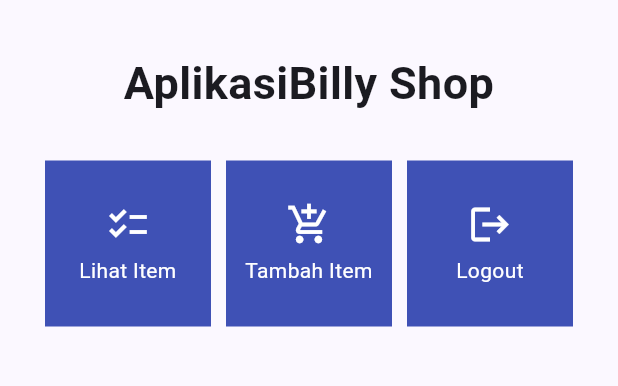
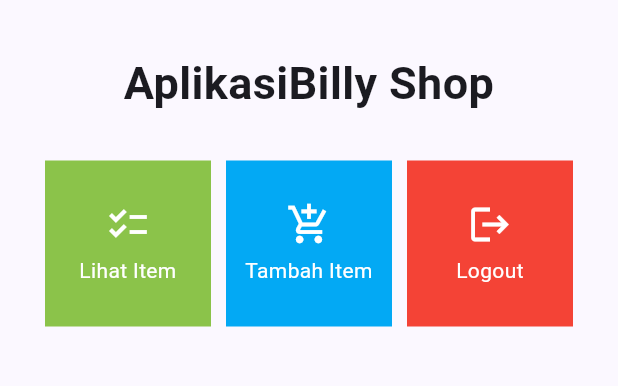
Before and after one commit to luhurbilly/aplikasi-billy-mobile, a Flutter app: the screen it shows after launch, on a phone screen of 412 x 824 dp, the part 63-449 px from its top. Run offline on Flutter 3.47's test engine with Material 2 defaults, Android fonts, the phone set to English and light mode, and no system bars.

Commit message:
TUGAS 7 : Done

```diff
--- a/lib/menu.dart
+++ b/lib/menu.dart
@@ -4,9 +4,9 @@
   MyHomePage({Key? key}) : super(key: key);
 
   final List<ShopItem> items = [
-    ShopItem("Lihat Item", Icons.checklist),
-    ShopItem("Tambah Item", Icons.add_shopping_cart),
-    ShopItem("Logout", Icons.logout),
+    ShopItem("Lihat Item", Icons.checklist, Colors.lightGreen),
+    ShopItem("Tambah Item", Icons.add_shopping_cart, Colors.lightBlue),
+    ShopItem("Logout", Icons.logout, Colors.red),
   ];
 
   @override
@@ -61,8 +61,9 @@
 class ShopItem {
   final String name;
   final IconData icon;
+  final Color color;
 
-  ShopItem(this.name, this.icon);
+  ShopItem(this.name, this.icon, this.color);
 }
 
 class ShopCard extends StatelessWidget {
@@ -73,9 +74,8 @@
   @override
   Widget build(BuildContext context) {
     return Material(
-      color: Colors.indigo,
+      color: item.color, // Menggunakan warna dari item
       child: InkWell(
-        // Area responsive terhadap sentuhan
         onTap: () {
           // Memunculkan SnackBar ketika diklik
           ScaffoldMessenger.of(context)
```
Also changed, not shown: 1 other file.
